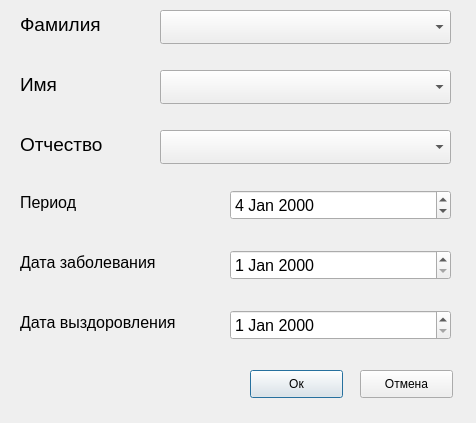
AM-EO/SalaryIS, file add_ill.ui: the form before one commit.
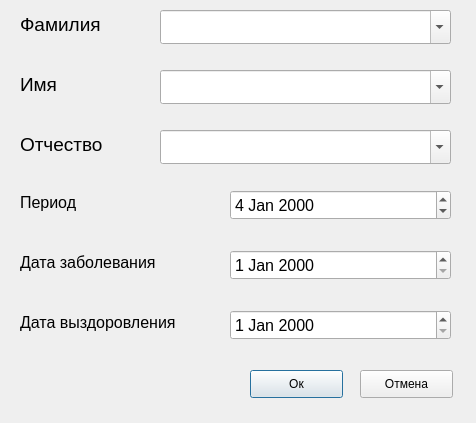
The form after the commit.

Patch:
```diff
--- a/add_ill.ui
+++ b/add_ill.ui
@@ -73,6 +73,9 @@
      <pointsize>14</pointsize>
     </font>
    </property>
+   <property name="editable">
+    <bool>true</bool>
+   </property>
   </widget>
   <widget class="QPushButton" name="confirm">
    <property name="geometry">
@@ -101,6 +104,9 @@
      <pointsize>14</pointsize>
     </font>
    </property>
+   <property name="editable">
+    <bool>true</bool>
+   </property>
   </widget>
   <widget class="QLabel" name="label_3">
    <property name="geometry">
@@ -181,7 +187,7 @@
     </font>
    </property>
    <property name="editable">
-    <bool>false</bool>
+    <bool>true</bool>
    </property>
    <property name="currentIndex">
     <number>-1</number>
```
